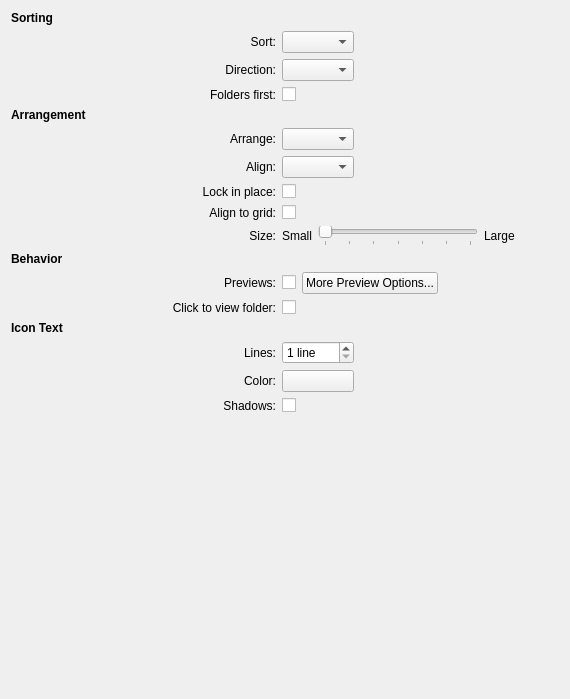
First picture: the form in plasma/applets/folderview/folderviewDisplayConfig.ui, repository KDE/kde-baseapps, before the edit.
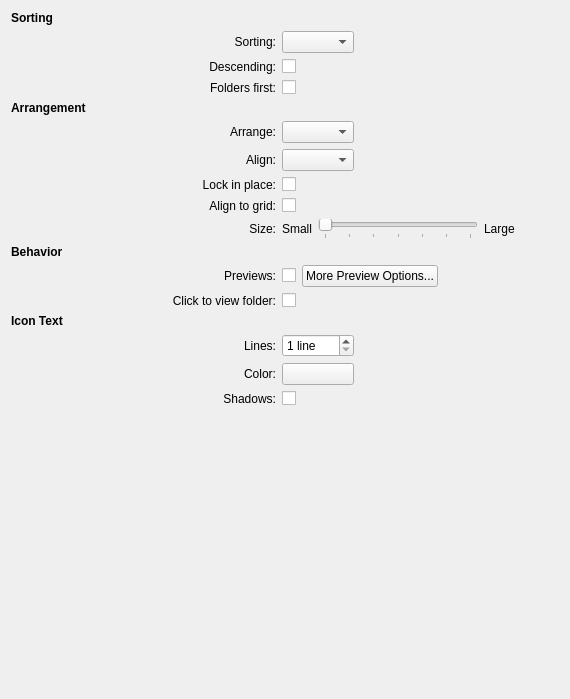
Second picture: the form after the edit. Custom widgets are drawn as their Qt base class.

Commit message: make Descending a checkbox, not a combo

Diff of the .ui file:
```diff
--- a/plasma/applets/folderview/folderviewDisplayConfig.ui
+++ b/plasma/applets/folderview/folderviewDisplayConfig.ui
@@ -33,7 +33,7 @@
    <item row="1" column="1">
     <widget class="QLabel" name="sortLabel">
      <property name="text">
-      <string>Sort:</string>
+      <string>Sorting:</string>
      </property>
      <property name="alignment">
       <set>Qt::AlignRight|Qt::AlignTrailing|Qt::AlignVCenter</set>
@@ -66,20 +66,10 @@
    <item row="2" column="1">
     <widget class="QLabel" name="directionLabel">
      <property name="text">
-      <string>Direction:</string>
+      <string>Descending:</string>
      </property>
      <property name="alignment">
       <set>Qt::AlignRight|Qt::AlignTrailing|Qt::AlignVCenter</set>
-     </property>
-     <property name="buddy">
-      <cstring>directionCombo</cstring>
-     </property>
-    </widget>
-   </item>
-   <item row="2" column="2">
-    <widget class="KComboBox" name="directionCombo">
-     <property name="whatsThis">
-      <string>Use this control to choose the criteria by which the icons will be sorted in the view.</string>
      </property>
     </widget>
    </item>
@@ -442,6 +432,13 @@
      </property>
     </spacer>
    </item>
+   <item row="2" column="2">
+    <widget class="QCheckBox" name="sortDescending">
+     <property name="text">
+      <string/>
+     </property>
+    </widget>
+   </item>
   </layout>
  </widget>
  <customwidgets>
```
Left out of the diff: 13 changed lines with no effect on the pictures. The commit also changes 2 other files.
